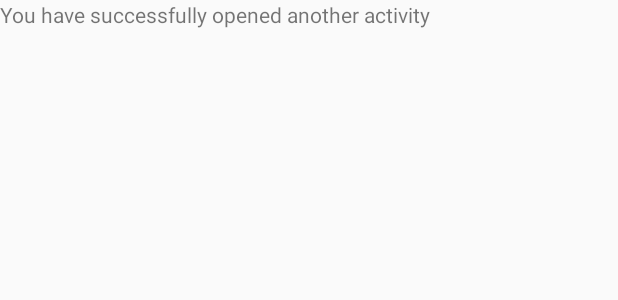
After one commit to william-crawford/Lamp, an Android app: the layout content_tucker_example.xml on its own in the app's theme, with its tools: preview values and no code run, on a phone screen of 412 x 824 dp. The commit adds this screen. Shown: the top 300 px of the screen. Run offline under Robolectric (Android 15) with nearby library versions, the phone set to English and light mode, and no system bars.

Commit message:
Added example activity to figure out how to create new activity

```diff
--- a/app/build.gradle
+++ b/app/build.gradle
@@ -23,6 +23,7 @@ dependencies {
     implementation 'com.android.support:appcompat-v7:26.1.0'
     implementation 'com.android.support.constraint:constraint-layout:1.0.2'
     implementation 'com.google.android.gms:play-services-maps:11.8.0'
+    implementation 'com.android.support:design:26.1.0'
     testImplementation 'junit:junit:4.12'
     androidTestImplementation 'com.android.support.test:runner:1.0.1'
     androidTestImplementation 'com.android.support.test.espresso:espresso-core:3.0.1'
--- a/app/src/main/AndroidManifest.xml
+++ b/app/src/main/AndroidManifest.xml
@@ -37,7 +37,11 @@
 
         <activity
             android:name=".controller.MapsActivity"
-            android:label="@string/title_activity_maps"></activity>
+            android:label="@string/title_activity_maps" />
+        <activity
+            android:name=".controller.TuckerExampleActivity"
+            android:label="@string/title_activity_tucker_example"
+            android:theme="@style/AppTheme.NoActionBar"></activity>
     </application>
 
 </manifest>
--- a/app/src/main/java/cs2340/edu/gatech/lamp/controller/MainActivity.java
+++ b/app/src/main/java/cs2340/edu/gatech/lamp/controller/MainActivity.java
@@ -76,7 +76,8 @@ public class MainActivity extends AppCompatActivity {
 
     private void goToHomeless() {
         //Intent intent = new Intent(this, MapsActivity.class);
-        //startActivity(intent);
+        Intent intent = new Intent(this, TuckerExampleActivity.class);
+        startActivity(intent);
         Toast.makeText(this, "Homeless login successful", Toast.LENGTH_SHORT).show();
     }
 
--- /dev/null
+++ b/app/src/main/res/layout/content_tucker_example.xml
@@ -0,0 +1,18 @@
+<?xml version="1.0" encoding="utf-8"?>
+<android.support.constraint.ConstraintLayout xmlns:android="http://schemas.android.com/apk/res/android"
+    xmlns:app="http://schemas.android.com/apk/res-auto"
+    xmlns:tools="http://schemas.android.com/tools"
+    android:layout_width="match_parent"
+    android:layout_height="match_parent"
+    app:layout_behavior="@string/appbar_scrolling_view_behavior"
+    tools:context="cs2340.edu.gatech.lamp.controller.TuckerExampleActivity"
+    tools:showIn="@layout/activity_tucker_example">
+
+    <TextView
+        android:id="@+id/textView"
+        android:layout_width="match_parent"
+        android:layout_height="36dp"
+        android:text="You have successfully opened another activity"
+        tools:layout_editor_absoluteX="-3dp"
+        tools:layout_editor_absoluteY="70dp" />
+</android.support.constraint.ConstraintLayout>
--- /dev/null
+++ b/app/src/main/res/values/dimens.xml
@@ -0,0 +1,3 @@
+<resources>
+    <dimen name="fab_margin">16dp</dimen>
+</resources>
--- a/app/src/main/res/values/strings.xml
+++ b/app/src/main/res/values/strings.xml
@@ -1,4 +1,5 @@
 <resources>
     <string name="app_name">Lamp</string>
     <string name="title_activity_maps">Map</string>
+    <string name="title_activity_tucker_example">TuckerExampleActivity</string>
 </resources>
--- a/app/src/main/res/values/styles.xml
+++ b/app/src/main/res/values/styles.xml
@@ -8,4 +8,13 @@
         <item name="colorAccent">@color/colorAccent</item>
     </style>
 
+    <style name="AppTheme.NoActionBar">
+        <item name="windowActionBar">false</item>
+        <item name="windowNoTitle">true</item>
+    </style>
+
+    <style name="AppTheme.AppBarOverlay" parent="ThemeOverlay.AppCompat.Dark.ActionBar" />
+
+    <style name="AppTheme.PopupOverlay" parent="ThemeOverlay.AppCompat.Light" />
+
 </resources>
```
Also changed, not shown: app/src/main/java/cs2340/edu/gatech/lamp/controller/TuckerExampleActivity.java (added, +31 -0 lines), app/src/main/res/layout/activity_tucker_example.xml (added, +33 -0 lines).
